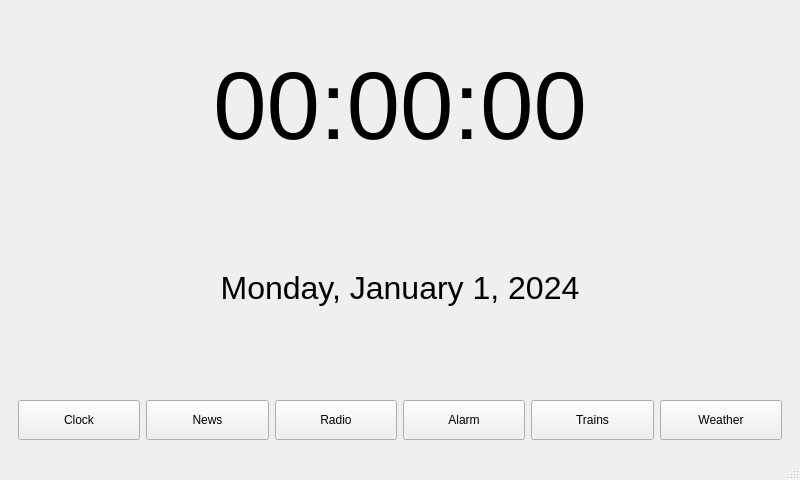
wonsjb/jbclock, file smartclock.ui: the form before one commit.
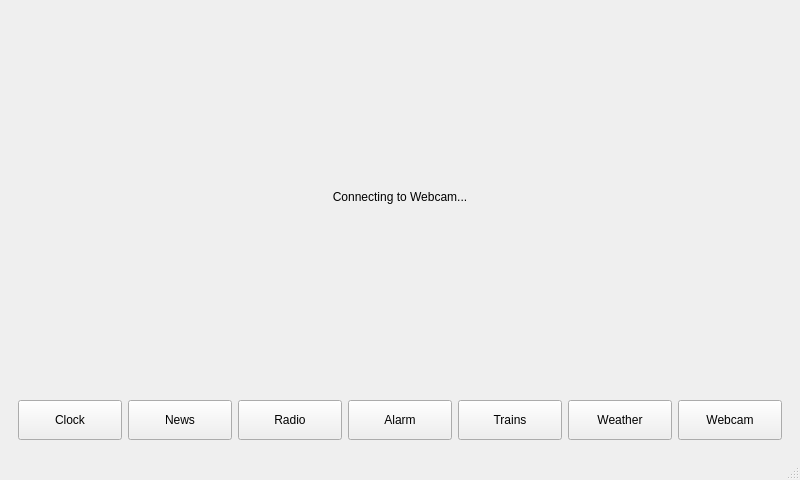
The form after the commit. The open tabs and pages were chosen to show the change.

Commit message: Add webcam + make webui nicer

What changed in the file:
```diff
--- a/smartclock.ui
+++ b/smartclock.ui
@@ -368,6 +368,20 @@
         </item>
        </layout>
       </widget>
+      <widget class="QWidget" name="webcamPage">
+       <layout class="QVBoxLayout" name="verticalLayout_webcam">
+        <item>
+         <widget class="QLabel" name="webcamDisplay">
+          <property name="text">
+           <string>Connecting to Webcam...</string>
+          </property>
+          <property name="alignment">
+           <set>Qt::AlignCenter</set>
+          </property>
+         </widget>
+        </item>
+       </layout>
+      </widget>
      </widget>
     </item>
     <item>
@@ -451,6 +465,19 @@
          </property>
         </widget>
        </item>
+       <item>
+        <widget class="QPushButton" name="webcamButton">
+         <property name="minimumSize">
+          <size>
+           <width>0</width>
+           <height>40</height>
+          </size>
+         </property>
+         <property name="text">
+          <string>Webcam</string>
+         </property>
+        </widget>
+       </item>
       </layout>
      </widget>
     </item>
```
The commit also changes 8 other files.
